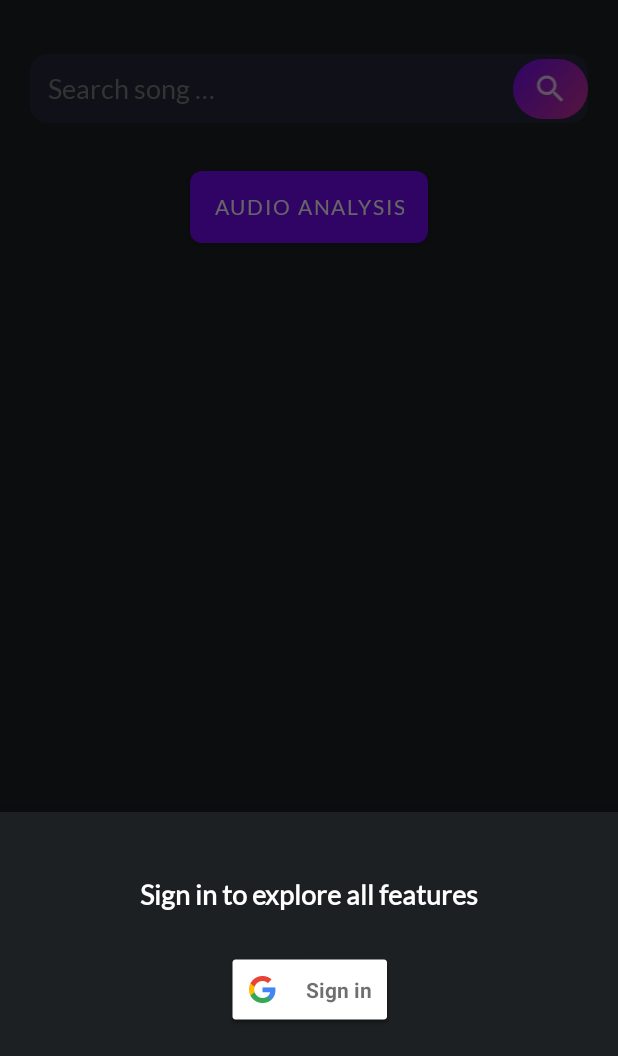
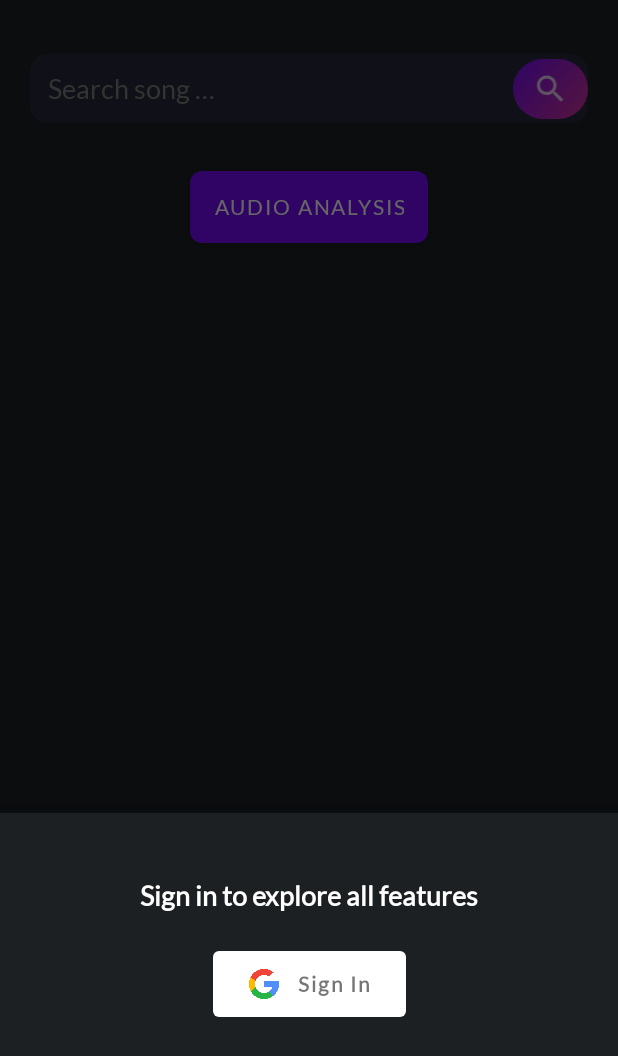
Before and after one commit to GDGVIT/songified-app, an Android app: the fragment LoginBottomSheetFragment placed in its activity, on a phone screen of 412 x 824 dp, the part 180-1236 px from its top. Run offline under Robolectric (Android 15) with nearby library versions, the phone set to English and light mode, and no system bars; our stand-ins replace Firebase (no records; nobody signed in at launch, a user with empty details on screens opened directly), navigation-ui; 1 statement that could not run was skipped.

Commit message:
fix: sign in button design fixed

```diff
--- /dev/null
+++ b/app/src/main/res/drawable/sign_in_btn_bg.xml
@@ -0,0 +1,6 @@
+<?xml version="1.0" encoding="utf-8"?>
+<shape android:shape="rectangle"
+    xmlns:android="http://schemas.android.com/apk/res/android">
+    <corners android:radius="8dp"/>
+    <solid android:color="#ffffff"/>
+</shape>
--- a/app/src/main/res/layout/bottom_sheet_login.xml
+++ b/app/src/main/res/layout/bottom_sheet_login.xml
@@ -30,17 +30,32 @@
         app:layout_constraintStart_toStartOf="@id/tv_title_bottom_sheet_login"
         app:layout_constraintTop_toBottomOf="@id/tv_title_bottom_sheet_login" />
 
-    <com.google.android.gms.common.SignInButton
+    <com.google.android.material.button.MaterialButton
         android:id="@+id/google_sign_in_button_bottom_sheet"
+
         android:layout_width="wrap_content"
+
         android:layout_height="wrap_content"
+        android:layout_gravity="center"
 
-        android:layout_marginTop="28dp"
+        android:layout_marginTop="20dp"
+        android:drawableStart="@drawable/google"
+        android:gravity="center"
+        android:padding="12dp"
+        android:paddingStart="24dp"
+        android:paddingEnd="24dp"
+        android:text="@string/sign_in"
+        android:textAllCaps="false"
+        android:textColor="#8A000000"
+        android:textStyle="bold"
+        app:backgroundTint="#ffffff"
+        app:icon="@drawable/google"
+        app:iconPadding="12dp"
+        app:iconSize="20dp"
+        app:iconTint="@null"
+
         app:layout_constraintEnd_toEndOf="@id/tv_title_bottom_sheet_login"
-
         app:layout_constraintStart_toStartOf="@id/tv_title_bottom_sheet_login"
-        app:layout_constraintTop_toBottomOf="@+id/tv_title_bottom_sheet_login"
-
-        />
+        app:layout_constraintTop_toBottomOf="@+id/tv_title_bottom_sheet_login" />
 
 </androidx.constraintlayout.widget.ConstraintLayout>
--- a/app/src/main/res/values/strings.xml
+++ b/app/src/main/res/values/strings.xml
@@ -93,6 +93,7 @@
     <string name="welcome_to">Welcome to</string>
     <string name="server_under_maintenance">Server Under Maintenance</string>
     <string name="server_maintenance_msg">This feature is currently under maintenance. We will be back soon.</string>
+    <string name="sign_in">Sign In</string>
 
 
 </resources>
```
Also changed, not shown: app/src/main/res/layout/fragment_intro_2.xml (+9 -10 lines), app/src/main/res/layout/fragment_intro_3.xml (+18 -5 lines), app/src/main/res/drawable/google.png (added).
